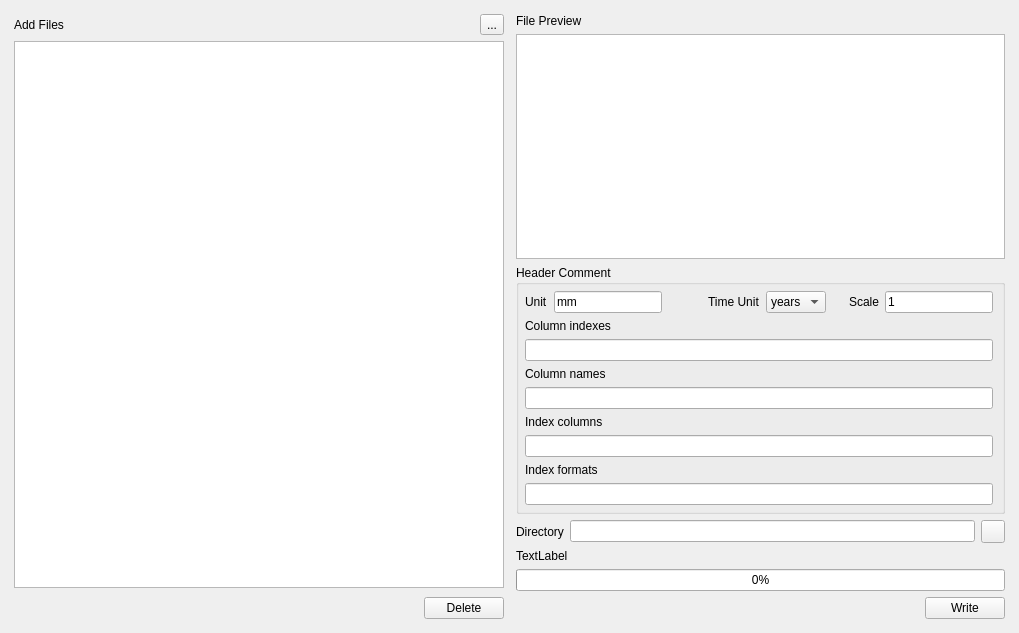
wudingcheng/TSAnalyzer, file TSAnalyzer/resources/ui/header.ui: the form before one commit.
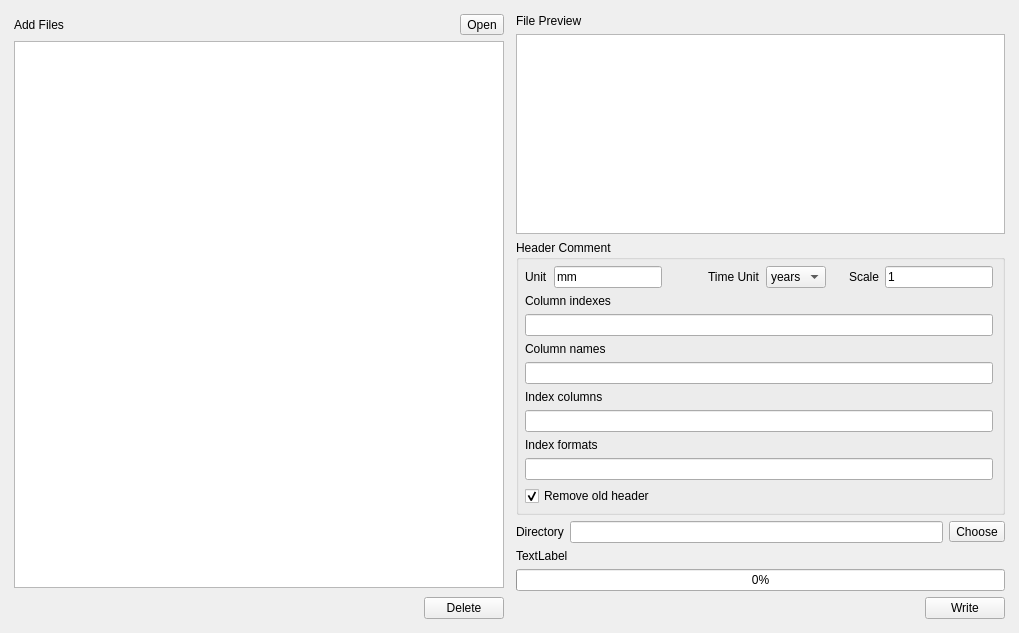
The form after the commit.

Commit message: Header tool: fix for end lines, new setting - remove old header

Diff of the .ui file:
```diff
--- a/TSAnalyzer/resources/ui/header.ui
+++ b/TSAnalyzer/resources/ui/header.ui
@@ -53,7 +53,7 @@
        <item>
         <widget class="QToolButton" name="addFilesButton">
          <property name="text">
-          <string>...</string>
+          <string>Open</string>
          </property>
          <property name="shortcut">
           <string>Ctrl+O</string>
@@ -352,6 +352,20 @@
           </item>
          </layout>
         </item>
+        <item row="5" column="0">
+         <layout class="QVBoxLayout" name="verticalLayout_7">
+          <item>
+            <widget class="QCheckBox" name="removeOldHeader">
+              <property name="text">
+              <string>Remove old header</string>
+              </property>
+              <property name="checked">
+              <bool>true</bool>
+              </property>
+            </widget>
+          </item>
+         </layout>
+        </item>        
        </layout>
       </widget>
      </item>
@@ -380,7 +394,7 @@
        <item>
         <widget class="QToolButton" name="dirButton">
          <property name="text">
-          <string/>
+          <string>Choose</string>
          </property>
         </widget>
        </item>
```
The commit also changes 1 other file.
